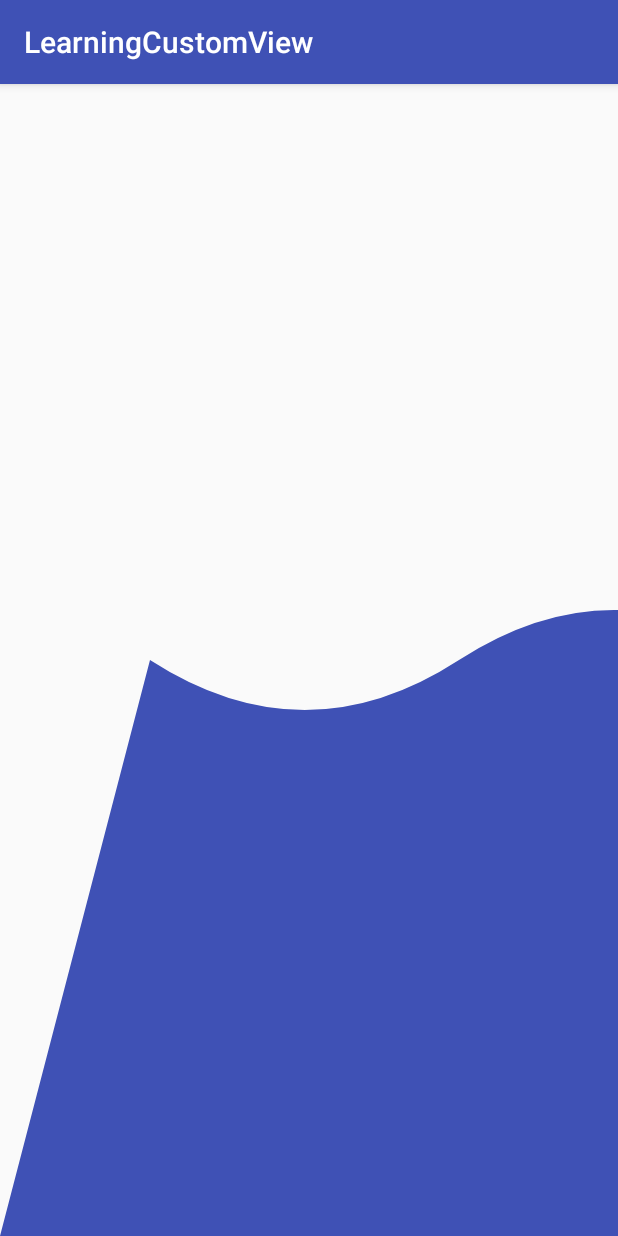
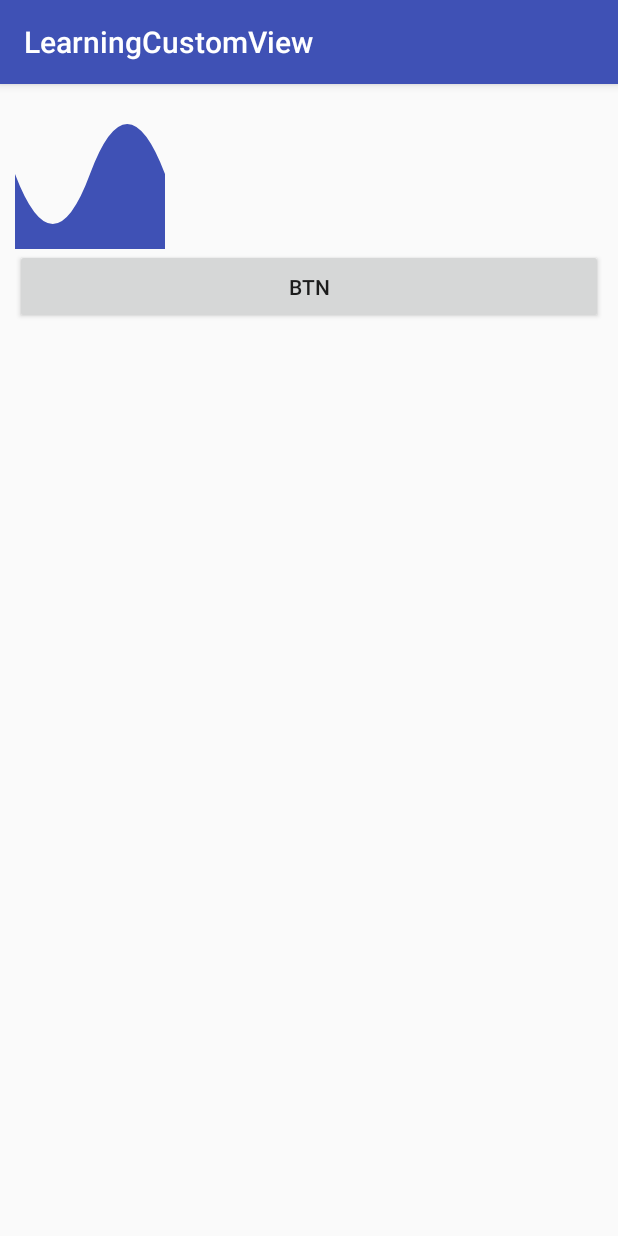
Before and after one commit to gaoyuyu/LearningCustomView, an Android app: the WaveActivity screen opened directly, with no data from a screen before it, on a phone screen of 412 x 824 dp. Run offline under Robolectric (Android 15) with nearby library versions, the phone set to English and light mode, and no system bars.

Commit message:
封闭Path的时候也同时需要偏移量，解决出现左侧跳动问题

```diff
--- a/app/src/main/java/com/gaoyy/learningcustomview/ui/WaveActivity.java
+++ b/app/src/main/java/com/gaoyy/learningcustomview/ui/WaveActivity.java
@@ -2,22 +2,45 @@ package com.gaoyy.learningcustomview.ui;
 
 import android.os.Bundle;
 import android.support.v7.app.AppCompatActivity;
+import android.view.View;
+import android.widget.Button;
+import android.widget.LinearLayout;
 
+import com.gaoyy.learningcustomview.R;
 import com.gaoyy.learningcustomview.view.WaveView;
 
 public class WaveActivity extends AppCompatActivity
 {
+    private LinearLayout activityWave;
+    private WaveView wave;
+    private Button btn;
+
+    private void assignViews() {
+        activityWave = (LinearLayout) findViewById(R.id.activity_wave);
+        wave = (WaveView) findViewById(R.id.wave);
+        btn = (Button) findViewById(R.id.btn);
+    }
+
 
     @Override
     protected void onCreate(Bundle savedInstanceState)
     {
         super.onCreate(savedInstanceState);
-//        setContentView(R.layout.activity_wave);
+        setContentView(R.layout.activity_wave);
+        assignViews();
+        btn.setOnClickListener(new View.OnClickListener()
+        {
+            @Override
+            public void onClick(View view)
+            {
+                wave.anim();
+            }
+        });
 
 
-        WaveView waveView = new WaveView(this,null);
-        setContentView(waveView);
-
-        waveView.anim();
+//        WaveView waveView = new WaveView(this,null);
+//        setContentView(waveView);
+//
+//        waveView.anim();
     }
 }
--- a/app/src/main/java/com/gaoyy/learningcustomview/view/WaveView.java
+++ b/app/src/main/java/com/gaoyy/learningcustomview/view/WaveView.java
@@ -10,12 +10,11 @@ import android.graphics.Path;
 import android.os.Build;
 import android.util.AttributeSet;
 import android.util.Log;
+import android.util.TypedValue;
 import android.view.View;
 import android.view.animation.LinearInterpolator;
 
 import com.gaoyy.learningcustomview.R;
-
-import static android.content.ContentValues.TAG;
 
 /**
  * Created by gaoyy on 2017/1/24.
@@ -23,7 +22,7 @@ import static android.content.ContentValues.TAG;
 
 public class WaveView extends View
 {
-
+    private static final String TAG= WaveView.class.getSimpleName();
     private PaintFlagsDrawFilter mDrawFilter;
     private Paint mPaint;
     private Path mPath;
@@ -34,7 +33,7 @@ public class WaveView extends View
     //贝塞尔曲线控制点Y轴坐标
     private int mControlY;
 
-    private int currentControlY=100;
+    private int currentControlY;
 
     public int getCurrentControlY()
     {
@@ -103,13 +102,67 @@ public class WaveView extends View
 
 
         mPath.lineTo(mScreenWidth/2,mScreenHeight/2);
-        mPath.lineTo(-mScreenWidth/2,mScreenHeight/2);
+        //在此处封闭Path的时候也同时需要偏移量，否则出现左侧跳动
+        mPath.lineTo(-mScreenWidth/2-getCurrentControlY(),mScreenHeight/2);
         mPath.close();
         canvas.drawPath(mPath,mPaint);
 
 
+
+
+    }
+    @Override
+    protected void onMeasure(int widthMeasureSpec, int heightMeasureSpec)
+    {
+        setMeasuredDimension(measureWidth(widthMeasureSpec), measureHeight(heightMeasureSpec));
+        Log.i(TAG, "onMeasure" + getMeasuredWidth() + "_______" + getMeasuredHeight());
     }
 
+    private int measureWidth(int widthMeasureSpec)
+    {
+        int result = (int) TypedValue.applyDimension(TypedValue.COMPLEX_UNIT_DIP, 200, getResources().getDisplayMetrics());
+        int specMode = MeasureSpec.getMode(widthMeasureSpec);
+        int specSize = MeasureSpec.getSize(widthMeasureSpec);
+        switch (specMode)
+        {
+            case MeasureSpec.EXACTLY:
+                Log.i(TAG, "width MeasureSpec.EXACTLY");
+                result = specSize;
+                break;
+            case MeasureSpec.UNSPECIFIED:
+                Log.i(TAG, "width MeasureSpec.UNSPECIFIED");
+                break;
+            case MeasureSpec.AT_MOST:
+                Log.i(TAG, "width MeasureSpec.AT_MOST");
+                break;
+        }
+        mScreenWidth = (result);
+        return result;
+    }
+
+    private int measureHeight(int heightMeasureSpec)
+    {
+        int result = (int) TypedValue.applyDimension(TypedValue.COMPLEX_UNIT_DIP, 200, getResources().getDisplayMetrics());
+        int specMode = MeasureSpec.getMode(heightMeasureSpec);
+        int specSize = MeasureSpec.getSize(heightMeasureSpec);
+
+        switch (specMode)
+        {
+            case MeasureSpec.EXACTLY:
+                Log.i(TAG, "height MeasureSpec.EXACTLY");
+                result = specSize;
+                break;
+            case MeasureSpec.UNSPECIFIED:
+                Log.i(TAG, "height MeasureSpec.UNSPECIFIED");
+                break;
+            case MeasureSpec.AT_MOST:
+                Log.i(TAG, "height MeasureSpec.AT_MOST");
+                //wrap_content下默认为200dp
+                break;
+        }
+        mScreenHeight = (result);
+        return result;
+    }
     @Override
     protected void onSizeChanged(int w, int h, int oldw, int oldh)
     {
@@ -121,15 +174,14 @@ public class WaveView extends View
 
     public void anim()
     {
-
-        ValueAnimator valueAnimator = ValueAnimator.ofInt(0, 768);
+        ValueAnimator valueAnimator = ValueAnimator.ofInt(0, 200);
         valueAnimator.addUpdateListener(new ValueAnimator.AnimatorUpdateListener()
         {
             @Override
             public void onAnimationUpdate(ValueAnimator valueAnimator)
             {
                 currentControlY = (int) valueAnimator.getAnimatedValue();
-                postInvalidate();
+                invalidate();
             }
         });
         valueAnimator.setDuration(1000);
@@ -137,7 +189,5 @@ public class WaveView extends View
         valueAnimator.setInterpolator(new LinearInterpolator());
         valueAnimator.start();
 
-
-
     }
 }
--- a/app/src/main/res/layout/activity_wave.xml
+++ b/app/src/main/res/layout/activity_wave.xml
@@ -1,14 +1,28 @@
 <?xml version="1.0" encoding="utf-8"?>
-<RelativeLayout
+<LinearLayout
     xmlns:android="http://schemas.android.com/apk/res/android"
     xmlns:tools="http://schemas.android.com/tools"
     android:id="@+id/activity_wave"
     android:layout_width="match_parent"
     android:layout_height="match_parent"
-    android:paddingBottom="@dimen/activity_vertical_margin"
-    android:paddingLeft="@dimen/activity_horizontal_margin"
-    android:paddingRight="@dimen/activity_horizontal_margin"
-    android:paddingTop="@dimen/activity_vertical_margin"
+    android:orientation="vertical"
+    android:layout_margin="10dp"
     tools:context="com.gaoyy.learningcustomview.ui.WaveActivity">
 
-</RelativeLayout>
+    <com.gaoyy.learningcustomview.view.WaveView
+        android:id="@+id/wave"
+        android:layout_width="100dp"
+        android:layout_height="100dp"/>
+
+    <!--<com.gaoyy.learningcustomview.view.WaveView2-->
+        <!--android:layout_width="match_parent"-->
+        <!--android:id="@+id/wave2"-->
+        <!--android:layout_height="100dp"/>-->
+
+    <Button
+        android:id="@+id/btn"
+        android:layout_width="match_parent"
+        android:text="btn"
+        android:layout_height="50dp"/>
+
+</LinearLayout>
```
